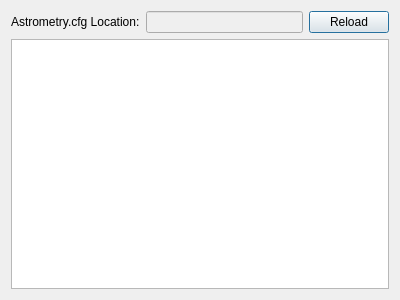
Old version of the form kstars/ekos/align/opsastrometrycfg.ui in the repository KDE/kstars.
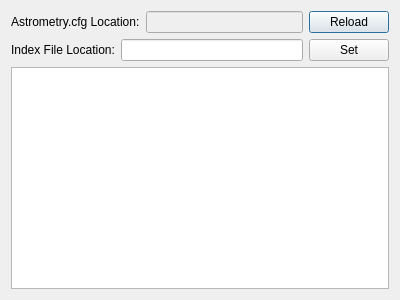
New version of the form.

Commit message:
Summary: Environment variable and Index File Path Fixes for Macs
Summary:
Adding an environment variable for craft built mac kstars.
Fixing some issues with the internal astrometry config file:
Allowing it to be user congigurable in the GUI
Making it a KStars option so that it doesn't forget when you get a new DMG.
Adding checks for non-existant paths and incorrect paths
Simplifying the getting and setting of the path
Simplifying the setup of default astrometry.net on macs

Reviewers: mutlaqja, kde-edu

Reviewed By: mutlaqja

Tags: #kde_edu

Diff of the .ui file:
```diff
--- a/kstars/ekos/align/opsastrometrycfg.ui
+++ b/kstars/ekos/align/opsastrometrycfg.ui
@@ -51,6 +51,43 @@
      </item>
     </layout>
    </item>
+   <item>
+    <layout class="QHBoxLayout" name="horizontalLayout_2">
+     <item>
+      <widget class="QLabel" name="label_2">
+       <property name="toolTip">
+        <string>&lt;html&gt;&lt;head/&gt;&lt;body&gt;&lt;p&gt;This is the absolute location of the Astrometry.cfg file on the filesystem.&lt;/p&gt;&lt;/body&gt;&lt;/html&gt;</string>
+       </property>
+       <property name="text">
+        <string>Index File Location:</string>
+       </property>
+      </widget>
+     </item>
+     <item>
+      <widget class="QLineEdit" name="kcfg_AstrometryIndexFileLocation">
+       <property name="enabled">
+        <bool>true</bool>
+       </property>
+       <property name="acceptDrops">
+        <bool>false</bool>
+       </property>
+       <property name="toolTip">
+        <string>&lt;html&gt;&lt;head/&gt;&lt;body&gt;&lt;p&gt;This is the absolute location of the Astrometry.cfg file on the filesystem.&lt;/p&gt;&lt;/body&gt;&lt;/html&gt;</string>
+       </property>
+      </widget>
+     </item>
+     <item>
+      <widget class="QPushButton" name="setIndexFileB">
+       <property name="toolTip">
+        <string>&lt;html&gt;&lt;head/&gt;&lt;body&gt;&lt;p&gt;This button will let you reload the Astrometry.cfg file in the event that something was changed outside of KStars.&lt;/p&gt;&lt;/body&gt;&lt;/html&gt;</string>
+       </property>
+       <property name="text">
+        <string>Set</string>
+       </property>
+      </widget>
+     </item>
+    </layout>
+   </item>
    <item>
     <widget class="QPlainTextEdit" name="astrometryCFGDisplay">
      <property name="toolTip">
```
The commit also changes 7 other files.
